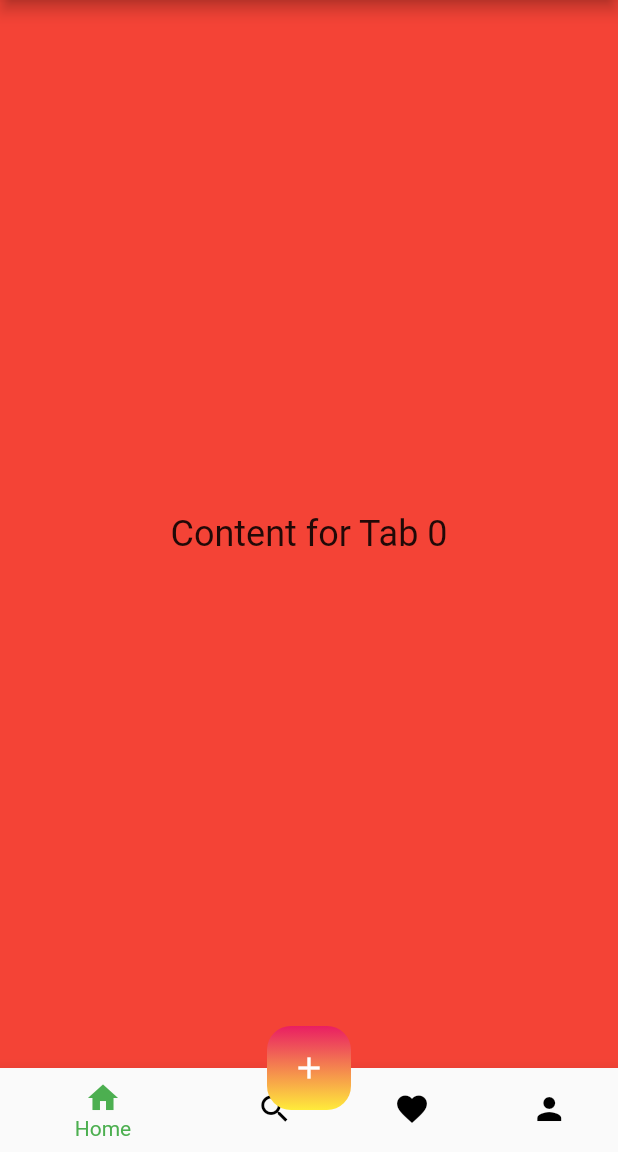
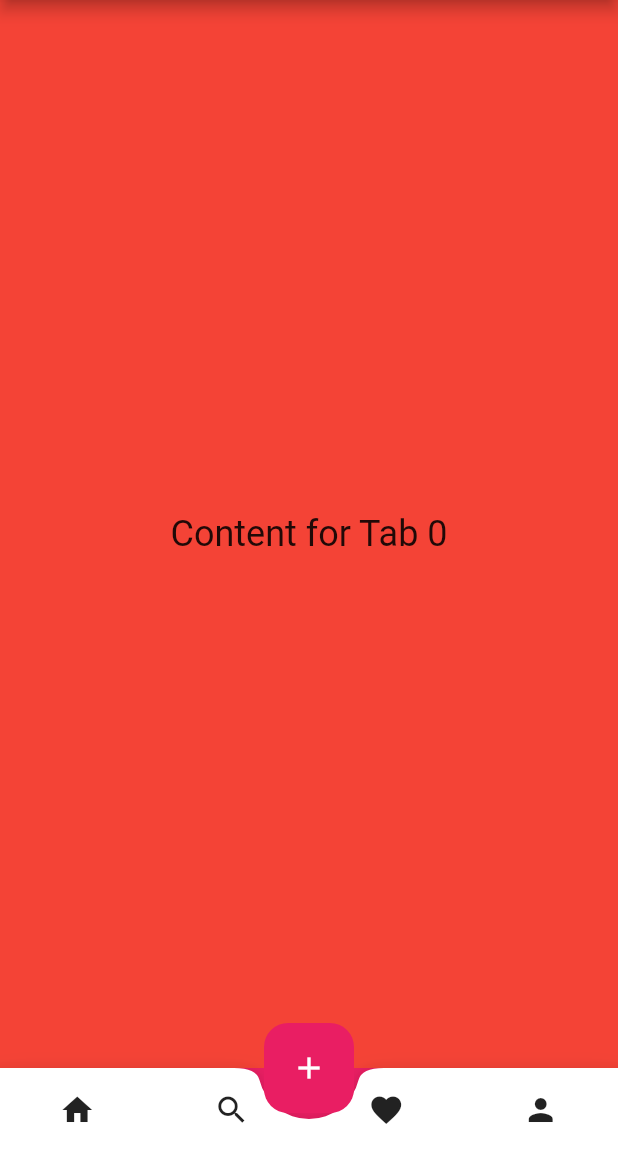
Before and after one commit to shahzebnaqvi/animated-bottombar, a Flutter app: the screen it shows after launch, on a phone screen of 412 x 824 dp, the part 84-1236 px from its top. Run offline on Flutter 3.47's test engine with Material 2 defaults, Android fonts, the phone set to English and light mode, and no system bars.

Commit message:
animated bottombar

```diff
--- a/lib/main.dart
+++ b/lib/main.dart
@@ -102,8 +102,9 @@ class _MyHomePageState extends State<MyHomePage>
                   begin: Alignment.topCenter,
                   end: Alignment.bottomCenter,
                   colors: [
+                    Colors.yellow,
                     Colors.pink,
-                    Colors.yellow,
+                    Colors.pink,
                   ],
                 ),
                 borderRadius: BorderRadius.circular(16.0),
@@ -155,30 +156,75 @@ class _MyHomePageState extends State<MyHomePage>
           ),
         ],
       ),
-      bottomNavigationBar: BottomNavigationBar(
-        currentIndex: _currentIndex,
-        onTap: _onTabSelected,
-        selectedItemColor: Colors.green,
-        unselectedItemColor: Colors.black,
-        unselectedLabelStyle: TextStyle(color: Colors.black),
-        items: [
-          BottomNavigationBarItem(
+      bottomNavigationBar: Container(
+        color: Colors.pink,
+        child: BottomAppBar(
+          color: Colors.white,
+          // notchMargin: 10,
+
+          shape: CircularNotchedRectangle(),
+          child: Container(
+            height: kBottomNavigationBarHeight,
+            child: Row(
+              mainAxisAlignment: MainAxisAlignment.spaceAround,
+              children: [
+                IconButton(
                   icon: Icon(Icons.home),
-            label: 'Home',
+                  onPressed: () {
+                    _onTabSelected(0);
+                  },
                 ),
-          BottomNavigationBarItem(
+                IconButton(
                   icon: Icon(Icons.search),
-            label: 'Search',
+                  onPressed: () {
+                    _onTabSelected(1);
+                  },
                 ),
-          BottomNavigationBarItem(
+                IconButton(
                   icon: Icon(Icons.favorite),
-            label: 'Favorites',
+                  onPressed: () {
+                    _onTabSelected(2);
+                  },
                 ),
-          BottomNavigationBarItem(
+                IconButton(
                   icon: Icon(Icons.person),
-            label: 'Profile',
+                  onPressed: () {
+                    _onTabSelected(3);
+                  },
                 ),
               ],
+            ),
+          ),
+          //  BottomAppBar(
+          //   shape: CircularNotchedRectangle(),
+          //   child: BottomNavigationBar(
+          //     currentIndex: _currentIndex,
+          //     onTap: _onTabSelected,
+          //     selectedItemColor: Colors.green,
+          //     unselectedItemColor: Colors.black,
+          //     unselectedLabelStyle: TextStyle(color: Colors.black),
+          //     items: [
+          //       BottomNavigationBarItem(
+          //         icon: Icon(Icons.home),
+          //         label: 'Home',
+          //       ),
+          //       BottomNavigationBarItem(
+          //         icon: Icon(Icons.search),
+          //         label: 'Search',
+          //       ),
+          //       BottomNavigationBarItem(
+          //         icon: Icon(Icons.favorite),
+          //         label: 'Favorites',
+          //       ),
+          //       BottomNavigationBarItem(
+          //         icon: Icon(Icons.person),
+          //         label: 'Profile',
+          //       ),
+          //     ],
+          //   ),
+          // ),
+          // bottomNavigationBar:
+        ),
       ),
       floatingActionButton: GestureDetector(
         onTap: _toggleExpansion,
@@ -186,15 +232,9 @@ class _MyHomePageState extends State<MyHomePage>
           animation: _animationController,
           builder: (BuildContext context, Widget? child) {
             return Container(
+              padding: EdgeInsets.all(2),
               decoration: BoxDecoration(
-                gradient: LinearGradient(
-                  begin: Alignment.topCenter,
-                  end: Alignment.bottomCenter,
-                  colors: [
-                    Colors.pink,
-                    Colors.yellow,
-                  ],
-                ),
+                color: Colors.pink,
                 borderRadius: BorderRadius.circular(16.0),
               ),
               child: FloatingActionButton(
```
Lines whose indentation alone changed are shown as unchanged.
